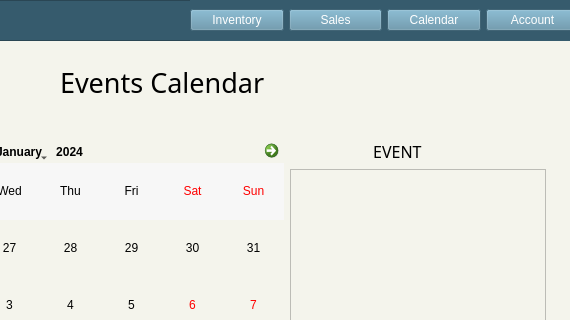
Before: the Qt Designer form calendar.ui in ongchangco/Economystique2, drawn with Qt 5; both pictures show x 230 to 800 and y 0 to 320 of the 800 by 608 pixel window.
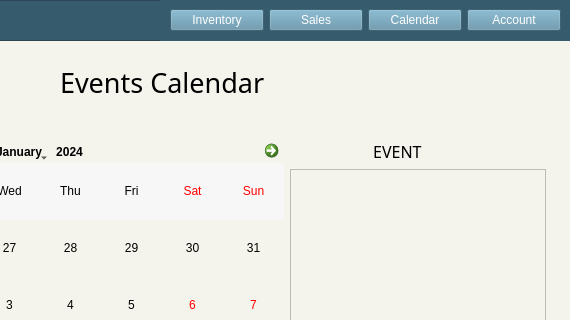
After: the same form once the commit is applied. Icons and pictures are not drawn.

Commit message: Finalized Navigation in UIs TBC: Account - please Edit left side

Patch:
```diff
--- a/calendar.ui
+++ b/calendar.ui
@@ -529,9 +529,9 @@
     <widget class="QWidget" name="horizontalLayoutWidget_3">
      <property name="geometry">
       <rect>
-       <x>420</x>
+       <x>390</x>
        <y>0</y>
-       <width>389</width>
+       <width>411</width>
        <height>41</height>
       </rect>
      </property>
@@ -539,6 +539,15 @@
       <property name="spacing">
        <number>5</number>
       </property>
+      <property name="leftMargin">
+       <number>10</number>
+      </property>
+      <property name="rightMargin">
+       <number>10</number>
+      </property>
+      <property name="bottomMargin">
+       <number>0</number>
+      </property>
       <item>
        <widget class="QPushButton" name="pushButton_5">
         <property name="styleSheet">
```
Left out of the diff: 8 changed lines with no effect on the pictures. The commit also changes 12 other files.
